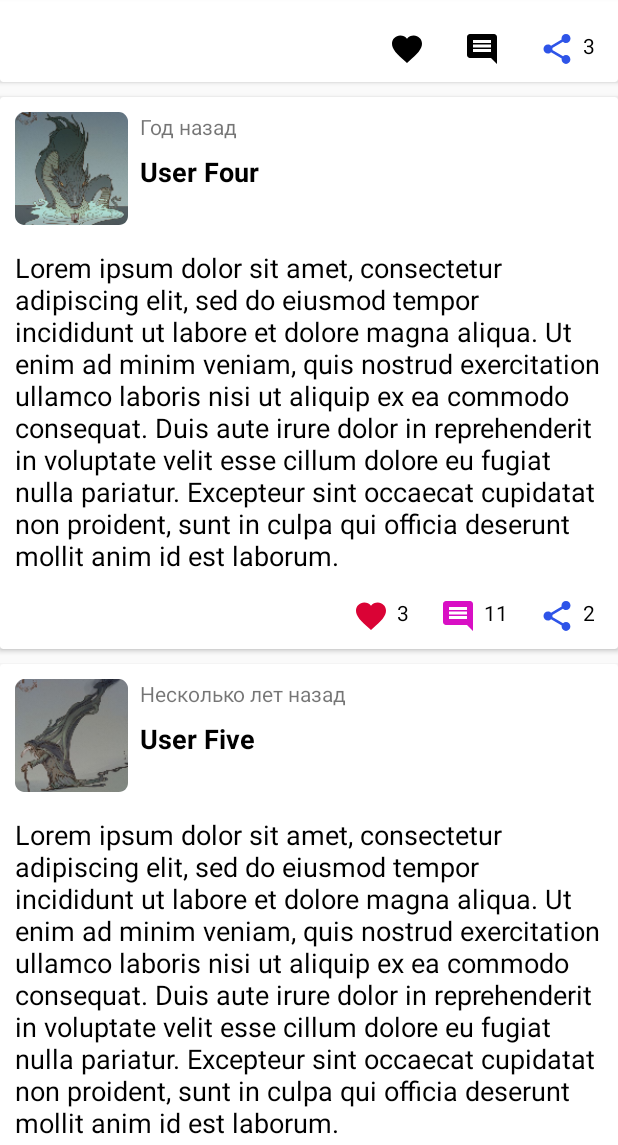
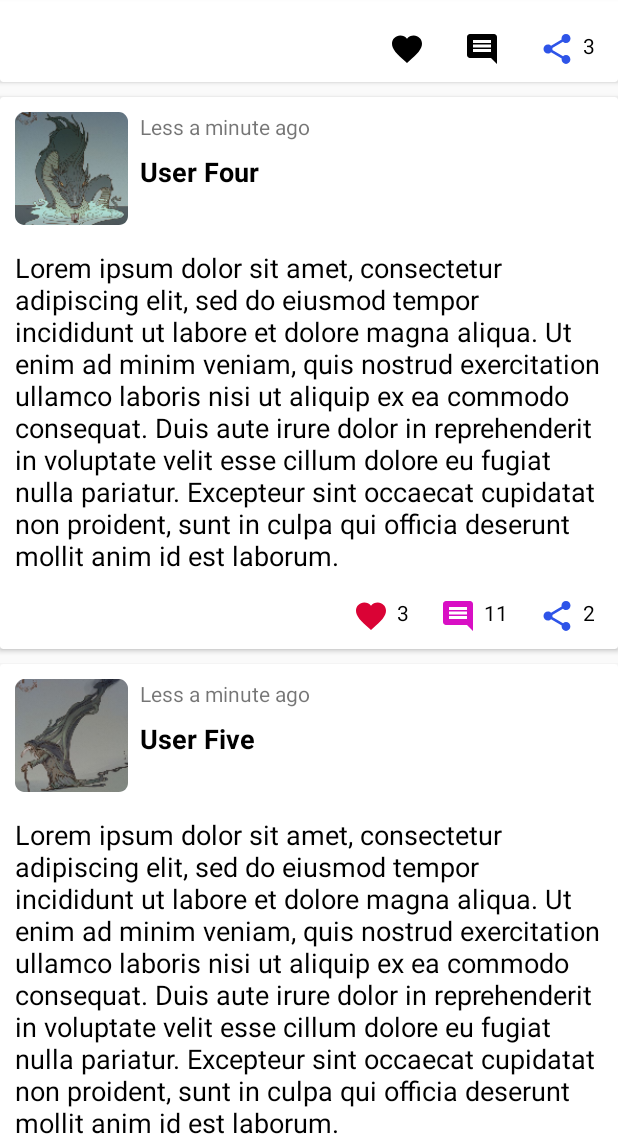
Before and after one commit to j-rebel/KotlinPanin, an Android app: the screen it shows after launch (MainActivity), scrolled down 1074 dp, on a phone screen of 412 x 824 dp, the part 91-1236 px from its top. Run offline under Robolectric (Android 15) with nearby library versions, the phone set to English and light mode, and no system bars.

Commit message:
fixed date to string function, added plurals for periods

```diff
--- a/app/build.gradle
+++ b/app/build.gradle
@@ -1,6 +1,7 @@
 apply plugin: 'com.android.application'
+apply plugin: 'kotlin-android'
 apply plugin: 'kotlin-android-extensions'
-apply plugin: 'kotlin-android'
+
 
 android {
     compileSdkVersion 29
--- a/app/src/main/java/com/example/kotlinpanin/MainActivity.kt
+++ b/app/src/main/java/com/example/kotlinpanin/MainActivity.kt
@@ -22,10 +22,15 @@ class MainActivity : AppCompatActivity() {
     }
 
     fun addPosts() {
-        posts.add(Post("User One", R.mipmap.test_img_one, Date(2020, 4, 1), getString(R.string.ipsum_string), 5, 0, 0))
-        posts.add(Post("User Two", R.mipmap.test_img_two, Date(2020, 3, 25), getString(R.string.ipsum_string), 0, 10, 0))
-        posts.add(Post("User Tree", R.mipmap.test_img_three, Date(2020, 2, 1), getString(R.string.ipsum_string), 0, 0, 3))
-        posts.add(Post("User Four", R.mipmap.test_img_four, Date(2019, 4, 1), getString(R.string.ipsum_string), 3, 11, 2))
-        posts.add(Post("User Five", R.mipmap.test_img_five, Date(2005, 4, 1), getString(R.string.ipsum_string), 0, 0, 0))
+        posts.add(Post("User One", R.mipmap.test_img_one, Date(2020, 6, 1), getString(R.string.ipsum_string), 5, 0, 0))
+        posts.add(Post("User Two", R.mipmap.test_img_two, Date(2020, 4, 1), getString(R.string.ipsum_string), 0, 10, 0))
+        posts.add(Post("User Tree", R.mipmap.test_img_three, Date(2020, 3, 1), getString(R.string.ipsum_string), 0, 0, 3))
+        posts.add(Post("User Four", R.mipmap.test_img_four, Date(2020, 2, 1), getString(R.string.ipsum_string), 3, 11, 2))
+        posts.add(Post("User Five", R.mipmap.test_img_five, Date(2020, 1, 1), getString(R.string.ipsum_string), 0, 0, 0))
+        posts.add(Post("User One", R.mipmap.test_img_one, Date(2019, 12, 1), getString(R.string.ipsum_string), 5, 0, 0))
+        posts.add(Post("User Two", R.mipmap.test_img_two, Date(2019, 11, 1), getString(R.string.ipsum_string), 0, 10, 0))
+        posts.add(Post("User Tree", R.mipmap.test_img_three, Date(2019, 10, 1), getString(R.string.ipsum_string), 0, 0, 3))
+        posts.add(Post("User Four", R.mipmap.test_img_four, Date(2019, 9, 1), getString(R.string.ipsum_string), 3, 11, 2))
+        posts.add(Post("User Five", R.mipmap.test_img_five, Date(2019, 8, 1), getString(R.string.ipsum_string), 0, 0, 0))
     }
 }
--- a/app/src/main/java/com/example/kotlinpanin/PostAdapter.kt
+++ b/app/src/main/java/com/example/kotlinpanin/PostAdapter.kt
@@ -68,7 +68,8 @@ class PostAdapter(val items : ArrayList<Post>, val context: Context) : RecyclerV
     }
 
     fun secondsToString(postDateInMillis: Long):String {
-        val milliseconds = Date(2020, 8, 15).time - postDateInMillis
+        val milliseconds = System.currentTimeMillis() - postDateInMillis
+
         val seconds = milliseconds / 1000
         val minutes: Long = seconds / 60
         val hours: Long = minutes / 60
@@ -76,24 +77,22 @@ class PostAdapter(val items : ArrayList<Post>, val context: Context) : RecyclerV
         val months: Long = days / 30
         val years: Long = months / 12
 
-        return when (seconds) {
-            in 0..59 -> "Менее минуты назад"
-            in 60..119 -> "Минуту назад"
-            in 120..299 -> "$minutes минуты назад"
-            in 300..3599 -> "$minutes минут назад"
-            in 3600..7199 -> "Час назад"
-            in 7200..17999 -> "$hours часа назад"
-            in 18000..86399 -> "$hours часов назад"
-            in 86400..172799 -> "День назад"
-            in 172800..431999 -> "$days дня назад"
-            in 432000..2591999 -> "$days дней назад"
-            in 2592000..5183999 -> "Месяц назад"
-            in 5184000..12959999 -> "$months месяца назад"
-            in 12960000..31103999 -> "$months месяцев назад"
-            in 31104000..62207999 -> "Год назад"
-            in 62208000..Long.MAX_VALUE -> "Несколько лет назад"
-            else -> milliseconds.toString()
+        val periodMap = mapOf(
+                Pair(0, years) to R.plurals.plurals_years,
+                Pair(1, months) to R.plurals.plurals_months,
+                Pair(2, days) to R.plurals.plurals_days,
+                Pair(3, hours) to R.plurals.plurals_hours,
+                Pair(4, minutes) to R.plurals.plurals_minutes
+        )
+
+        for ((k, v) in periodMap) {
+            if (k.second > 0) {
+                return context.resources.getQuantityString(
+                        v,
+                        k.second.toInt(),
+                        k.second.toInt())
+            }
         }
-
+        return context.resources.getString(R.string.less_a_minute)
     }
 }
--- a/app/src/main/res/values/strings.xml
+++ b/app/src/main/res/values/strings.xml
@@ -6,4 +6,46 @@
                 aute irure dolor in reprehenderit in voluptate velit esse cillum dolore eu fugiat
                 nulla pariatur. Excepteur sint occaecat cupidatat non proident, sunt in culpa qui
                 officia deserunt mollit anim id est laborum.</string>
+
+    <string name="less_a_minute">Less a minute ago</string>
+
+    <plurals name="plurals_minutes">
+        <item quantity="one">%1$d minute ago</item>
+        <item quantity="two">%1$d minutes ago</item>
+        <item quantity="few">%1$d minutes ago</item>
+        <item quantity="many">%1$d minutes ago</item>
+        <item quantity="other">%1$d minutes ago</item>
+    </plurals>
+
+    <plurals name="plurals_hours">
+        <item quantity="one">%1$d hour ago</item>
+        <item quantity="two">%1$d hours ago</item>
+        <item quantity="few">%1$d hours ago</item>
+        <item quantity="many">%1$d hours ago</item>
+        <item quantity="other">%1$d hours ago</item>
+    </plurals>
+
+    <plurals name="plurals_days">
+        <item quantity="one">%1$d day ago</item>
+        <item quantity="two">%1$d days ago</item>
+        <item quantity="few">%1$d days ago</item>
+        <item quantity="many">%1$d days ago</item>
+        <item quantity="other">%1$d days ago</item>
+    </plurals>
+
+    <plurals name="plurals_months">
+        <item quantity="one">%1$d month ago</item>
+        <item quantity="two">%1$d months ago</item>
+        <item quantity="few">%1$d months ago</item>
+        <item quantity="many">%1$d months ago</item>
+        <item quantity="other">%1$d months ago</item>
+    </plurals>
+
+    <plurals name="plurals_years">
+        <item quantity="one">%1$d year ago</item>
+        <item quantity="two">%1$d years ago</item>
+        <item quantity="few">%1$d years ago</item>
+        <item quantity="many">%1$d years ago</item>
+        <item quantity="other">%1$d years ago</item>
+    </plurals>
 </resources>
```
Also changed, not shown: 1 other file.
